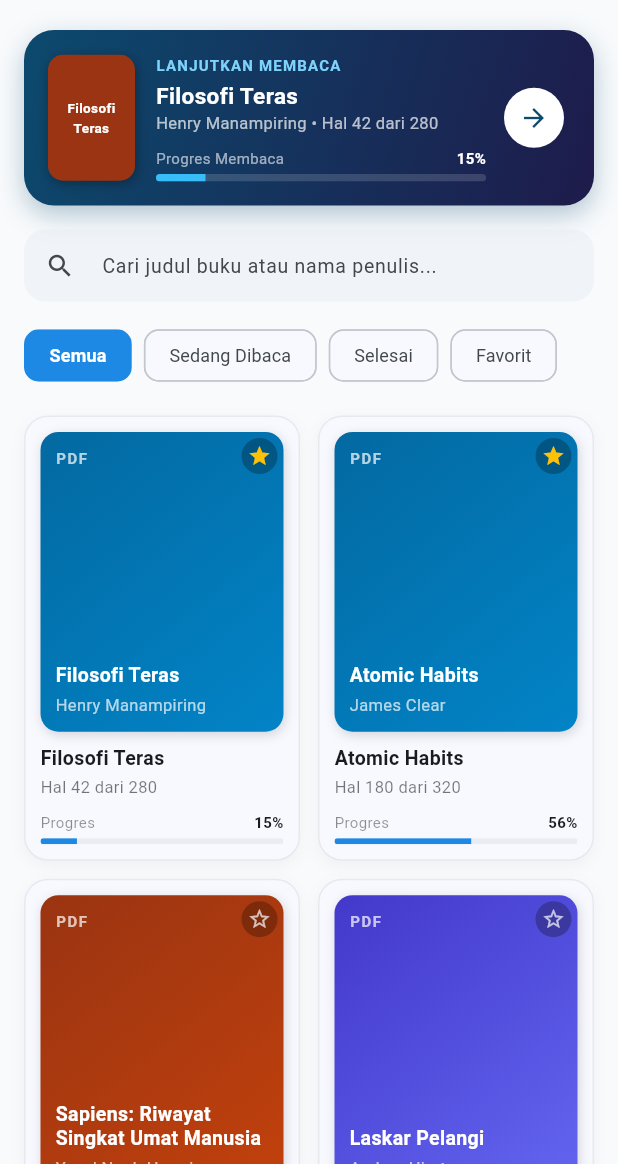
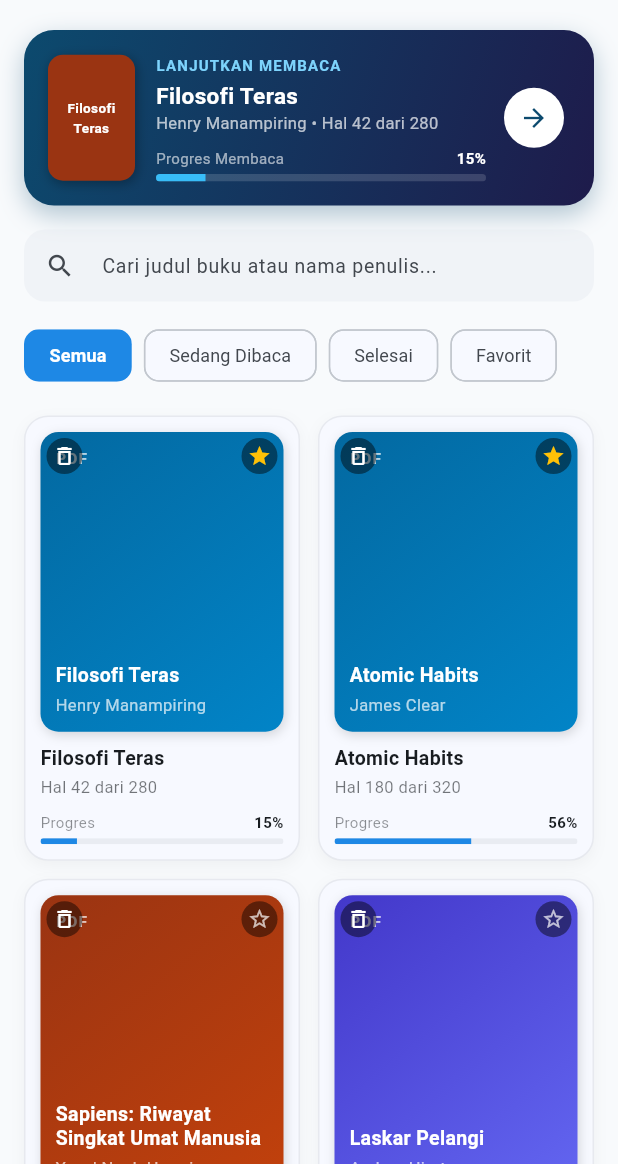
Before and after one commit to Janabraham123/lumina-reader, a Flutter app: the screen it shows after launch, after a tap on "Import PDF", on a phone screen of 412 x 824 dp, the part 72-1236 px from its top. Run offline on Flutter 3.47's test engine with Material 3 defaults, Android fonts, the light colour scheme and no system bars; our stand-ins replace audioplayers, file_picker, shared_preferences; missing offline and left inert: pdfx.

Commit message:
feat: integrasikan render PDF asli dengan pdfx, zoom halaman, dan fitur hapus buku

```diff
--- a/lib/screens/library_screen.dart
+++ b/lib/screens/library_screen.dart
@@ -1,12 +1,13 @@
 import 'package:flutter/material.dart';
 import 'package:file_picker/file_picker.dart';
+import 'package:pdfx/pdfx.dart';
 import '../models/book_model.dart';
 import '../services/storage_service.dart';
 import '../widgets/book_card.dart';
 import '../widgets/continue_reading_card.dart';
 import 'reader_screen.dart';
 
-/// Halaman utama rak buku (Library) dengan pelacakan progres membaca dan impor file.
+/// Halaman utama rak buku (Library) dengan pelacakan progres membaca, impor file, dan hapus buku.
 class LibraryScreen extends StatefulWidget {
   const LibraryScreen({super.key});
 
@@ -44,12 +45,24 @@
 
       if (result != null && result.files.single.path != null) {
         final file = result.files.single;
+        final filePath = file.path!;
+
+        // Hitung total halaman asli dari file PDF
+        int totalPages = 1;
+        try {
+          final doc = await PdfDocument.openFile(filePath);
+          totalPages = doc.pagesCount;
+          await doc.close();
+        } catch (e) {
+          debugPrint('Error counting pages: $e');
+        }
+
         final newBook = BookModel(
           id: 'pdf_${DateTime.now().millisecondsSinceEpoch}',
-          title: file.name.replaceAll('.pdf', ''),
+          title: file.name.replaceAll('.pdf', '').replaceAll('_', ' '),
           author: 'Dokumen Saya',
-          filePath: file.path!,
-          totalPages: 100, // Akan dihitung otomatis oleh PDF parser
+          filePath: filePath,
+          totalPages: totalPages > 0 ? totalPages : 1,
           lastReadPage: 1,
           lastReadAt: DateTime.now(),
           status: 'unread',
@@ -60,14 +73,47 @@
 
         if (mounted) {
           ScaffoldMessenger.of(context).showSnackBar(
-            SnackBar(content: Text('Buku "${newBook.title}" berhasil ditambahkan')),
+            SnackBar(
+              content: Text('Buku "${newBook.title}" ($totalPages halaman) berhasil ditambahkan'),
+            ),
           );
         }
       }
     } catch (e) {
       if (mounted) {
         ScaffoldMessenger.of(context).showSnackBar(
-          const SnackBar(content: Text('Gagal memilih file PDF')),
+          SnackBar(content: Text('Gagal memilih file PDF: $e')),
+        );
+      }
+    }
+  }
+
+  Future<void> _deleteBook(BookModel book) async {
+    final confirmed = await showDialog<bool>(
+      context: context,
+      builder: (ctx) => AlertDialog(
+        title: const Text('Hapus Buku?'),
+        content: Text('Apakah Anda yakin ingin menghapus "${book.title}" dari rak buku?'),
+        actions: [
+          TextButton(
+            onPressed: () => Navigator.pop(ctx, false),
+            child: const Text('Batal'),
+          ),
+          FilledButton(
+            style: FilledButton.styleFrom(backgroundColor: Colors.red),
+            onPressed: () => Navigator.pop(ctx, true),
+            child: const Text('Hapus'),
+          ),
+        ],
+      ),
+    );
+
+    if (confirmed == true) {
+      await StorageService.instance.deleteBook(book.id);
+      await _loadBooks();
+      if (mounted) {
+        ScaffoldMessenger.of(context).showSnackBar(
+          SnackBar(content: Text('Buku "${book.title}" telah dihapus')),
         );
       }
     }
@@ -192,14 +238,33 @@
                   // Grid Rak Buku
                   if (_filteredBooks.isEmpty)
                     Padding(
-                      padding: const EdgeInsets.symmetric(vertical: 40),
+                      padding: const EdgeInsets.symmetric(vertical: 60),
                       child: Center(
-                        child: Text(
-                          'Tidak ada buku yang ditemukan.',
-                          style: TextStyle(
-                            color: theme.colorScheme.onSurface.withOpacity(0.5),
-                            fontSize: 13,
-                          ),
+                        child: Column(
+                          children: [
+                            Icon(
+                              Icons.menu_book_outlined,
+                              size: 48,
+                              color: theme.colorScheme.onSurface.withOpacity(0.3),
+                            ),
+                            const SizedBox(height: 12),
+                            Text(
+                              'Rak buku kosong.',
+                              style: TextStyle(
+                                color: theme.colorScheme.onSurface.withOpacity(0.6),
+                                fontSize: 14,
+                                fontWeight: FontWeight.bold,
+                              ),
+                            ),
+                            const SizedBox(height: 4),
+                            Text(
+                              'Ketuk tombol "Import PDF" di atas untuk menambahkan buku Anda.',
+                              style: TextStyle(
+                                color: theme.colorScheme.onSurface.withOpacity(0.4),
+                                fontSize: 12,
+                              ),
+                            ),
+                          ],
                         ),
                       ),
                     )
@@ -223,6 +288,7 @@
                             await StorageService.instance.toggleFavorite(book.id);
                             _loadBooks();
                           },
+                          onDelete: () => _deleteBook(book),
                         );
                       },
                     ),
--- a/lib/services/storage_service.dart
+++ b/lib/services/storage_service.dart
@@ -7,6 +7,7 @@
 class StorageService {
   static const String _booksKey = 'lumina_books_cache';
   static const String _bookmarksKey = 'lumina_bookmarks_cache';
+  static const String _initializedKey = 'lumina_has_initialized_v2';
 
   static final StorageService instance = StorageService._internal();
   StorageService._internal();
@@ -14,18 +15,26 @@
   /// Mengambil semua koleksi buku yang tersimpan.
   Future<List<BookModel>> getBooks() async {
     final prefs = await SharedPreferences.getInstance();
+    final hasInit = prefs.getBool(_initializedKey) ?? false;
     final jsonString = prefs.getString(_booksKey);
-    if (jsonString == null || jsonString.isEmpty) {
+
+    // Inisialisasi awal hanya sekali saat aplikasi pertama kali diinstall
+    if (!hasInit) {
+      await prefs.setBool(_initializedKey, true);
       final samples = _getInitialSampleBooks();
       await saveBooks(samples);
       return samples;
+    }
+
+    if (jsonString == null || jsonString.isEmpty) {
+      return [];
     }
 
     try {
       final List<dynamic> decoded = json.decode(jsonString);
       return decoded.map((e) => BookModel.fromMap(e)).toList();
     } catch (e) {
-      return _getInitialSampleBooks();
+      return [];
     }
   }
 
@@ -34,6 +43,13 @@
     final prefs = await SharedPreferences.getInstance();
     final jsonString = json.encode(books.map((b) => b.toMap()).toList());
     await prefs.setString(_booksKey, jsonString);
+  }
+
+  /// Menghapus buku dari rak secara permanen.
+  Future<void> deleteBook(String bookId) async {
+    final books = await getBooks();
+    books.removeWhere((b) => b.id == bookId);
+    await saveBooks(books);
   }
 
   /// Memperbarui progres baca halaman terakhir suatu buku.
--- a/lib/widgets/book_card.dart
+++ b/lib/widgets/book_card.dart
@@ -1,17 +1,19 @@
 import 'package:flutter/material.dart';
 import '../models/book_model.dart';
 
-/// Kartu tampilan buku di rak utama dengan cover, progres baca visual, dan info halaman.
+/// Kartu tampilan buku di rak utama dengan cover, progres baca visual, dan aksi hapus.
 class BookCard extends StatelessWidget {
   final BookModel book;
   final VoidCallback onTap;
   final VoidCallback onFavoriteToggle;
+  final VoidCallback onDelete;
 
   const BookCard({
     super.key,
     required this.book,
     required this.onTap,
     required this.onFavoriteToggle,
+    required this.onDelete,
   });
 
   @override
@@ -105,6 +107,27 @@
                     ),
                   ),
 
+                  // Tombol Hapus Buku di Sudut Kiri Atas
+                  Positioned(
+                    top: 4,
+                    left: 4,
+                    child: GestureDetector(
+                      onTap: onDelete,
+                      child: Container(
+                        padding: const EdgeInsets.all(4),
+                        decoration: const BoxDecoration(
+                          color: Colors.black45,
+                          shape: BoxShape.circle,
+                        ),
+                        child: const Icon(
+                          Icons.delete_outline,
+                          size: 16,
+                          color: Colors.white,
+                        ),
+                      ),
+                    ),
+                  ),
+
                   // Tombol Favorit di Sudut Kanan Atas
                   Positioned(
                     top: 4,
@@ -113,8 +136,8 @@
                       onTap: onFavoriteToggle,
                       child: Container(
                         padding: const EdgeInsets.all(4),
-                        decoration: BoxDecoration(
-                          color: Colors.black26,
+                        decoration: const BoxDecoration(
+                          color: Colors.black45,
                           shape: BoxShape.circle,
                         ),
                         child: Icon(
--- a/pubspec.yaml
+++ b/pubspec.yaml
@@ -14,6 +14,7 @@
   path_provider: ^2.1.2
   shared_preferences: ^2.2.2
   audioplayers: ^6.0.0
+  pdfx: ^2.9.2
 
 dev_dependencies:
   flutter_test:
```
Also changed, not shown: lib/screens/reader_screen.dart (+259 -154 lines).
